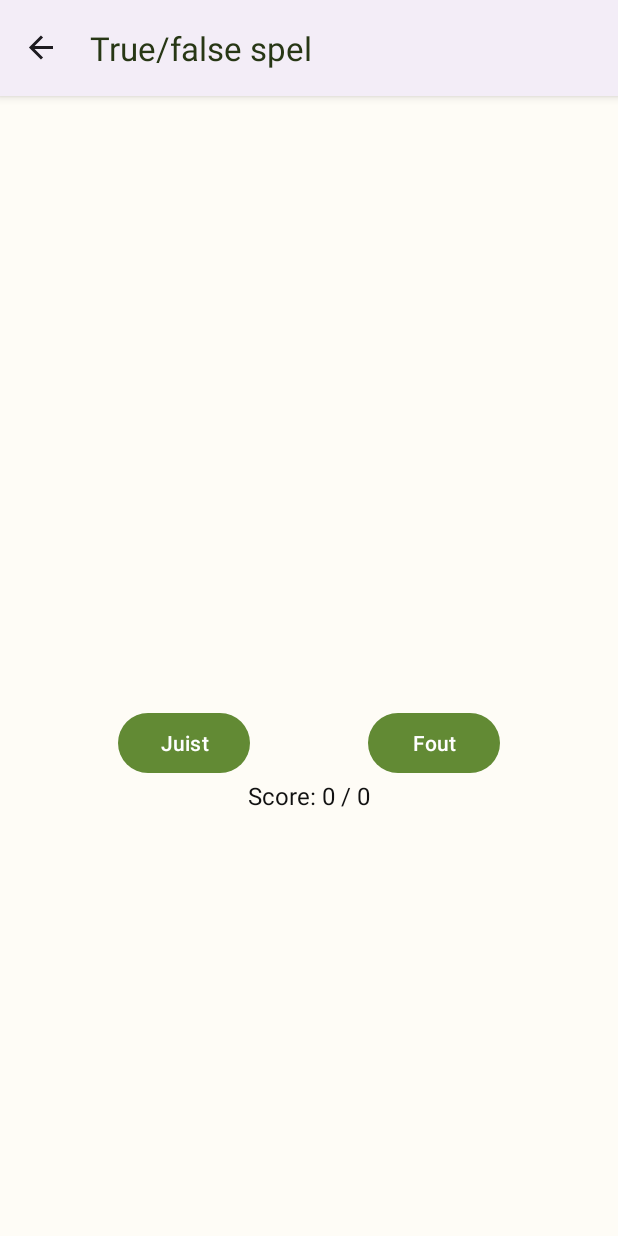
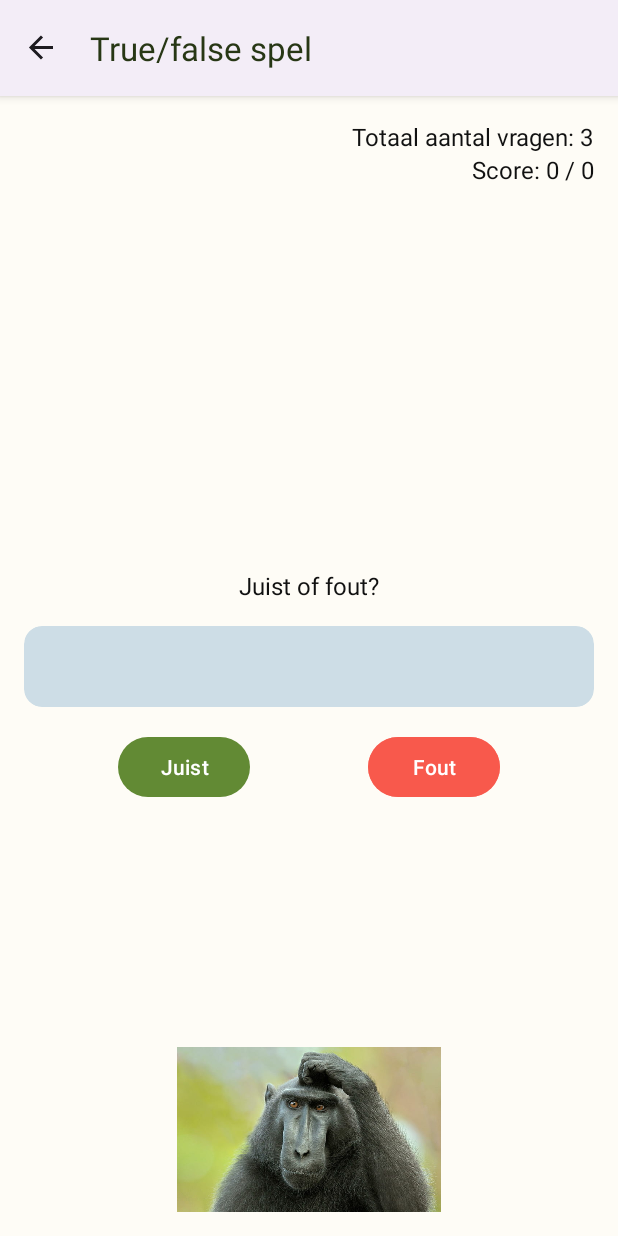
Before and after one commit to HanneVerstraete/Animalia, an Android app: the TruefalseFragment screen opened through its navigation route, on a phone screen of 412 x 824 dp. Run offline under Robolectric (Android 15) with nearby library versions, the phone set to English and light mode, and no system bars; our stand-ins replace Room's generated code, Timber, data binding, navigation-ui; 9 statements that could not run were skipped.

Commit message:
feature true/false game: improve layout

```diff
--- a/app/src/main/res/layout/fragment_truefalse.xml
+++ b/app/src/main/res/layout/fragment_truefalse.xml
@@ -18,18 +18,67 @@
         android:orientation="vertical"
         tools:context=".MainActivity">
 
-
         <TextView
-            android:id="@+id/lesson_textview"
+            android:id="@+id/lesson_total_questions_textview"
             style="@style/text_regular"
             android:layout_width="wrap_content"
             android:layout_height="wrap_content"
-            android:text="@{truefalseViewModel.currentQuestion.question}"
+            android:layout_marginTop="16dp"
+            android:layout_marginEnd="16dp"
+            android:text="@string/textview_total_questions"
+            app:layout_constraintEnd_toEndOf="parent"
+            app:layout_constraintTop_toTopOf="parent"
+            tools:text="Totaal aantal vragen: 3" />
+
+        <TextView
+            android:id="@+id/lesson_score_textview"
+            style="@style/text_regular"
+            android:layout_width="wrap_content"
+            android:layout_height="wrap_content"
+            android:layout_marginEnd="16dp"
+            android:text="@{@string/textview_score(truefalseViewModel.goodQuestions, truefalseViewModel.numberOfQuestionsAsked)}"
+            app:layout_constraintEnd_toEndOf="parent"
+            app:layout_constraintTop_toBottomOf="@+id/lesson_total_questions_textview"
+            tools:text="Score 1/2" />
+
+        <TextView
+            style="@style/text_regular"
+            android:layout_width="match_parent"
+            android:layout_height="wrap_content"
+            android:layout_margin="16dp"
+            android:text="@string/true_or_false"
+            android:textAlignment="center"
+            app:layout_constraintBottom_toTopOf="@+id/lesson_textview"
+            app:layout_constraintEnd_toEndOf="parent"
+            app:layout_constraintStart_toStartOf="parent"
+            tools:text="Is dit juist of fout?" />
+
+        <com.google.android.material.card.MaterialCardView
+            android:id="@+id/lesson_textview"
+            style="?attr/materialCardViewFilledStyle"
+            android:layout_width="match_parent"
+            android:layout_height="wrap_content"
+            android:layout_margin="16dp"
+            app:cardBackgroundColor="@color/secondaryLigthColor"
             app:layout_constraintBottom_toBottomOf="parent"
             app:layout_constraintEnd_toEndOf="parent"
             app:layout_constraintStart_toStartOf="parent"
-            app:layout_constraintTop_toTopOf="parent"
-            tools:text="Is dit juist of fout" />
+            app:layout_constraintTop_toTopOf="parent">
+
+            <TextView
+                style="@style/text_regular"
+                android:layout_width="match_parent"
+                android:layout_height="wrap_content"
+                android:layout_margin="16dp"
+                android:textAlignment="center"
+                android:text="@{truefalseViewModel.currentQuestion.question}"
+                app:layout_constraintBottom_toBottomOf="parent"
+                app:layout_constraintEnd_toEndOf="parent"
+                app:layout_constraintStart_toStartOf="parent"
+                app:layout_constraintTop_toTopOf="parent"
+                tools:text="Dit is de vraag" />
+
+        </com.google.android.material.card.MaterialCardView>
 
         <Button
             android:id="@+id/true_button"
@@ -48,21 +97,20 @@
             android:layout_height="wrap_content"
             android:layout_marginTop="16dp"
             android:onClick="@{()->truefalseViewModel.answerFalse()}"
+            android:backgroundTint="@color/falseButton"
             android:text="@string/button_question_false"
             app:layout_constraintEnd_toEndOf="parent"
             app:layout_constraintStart_toEndOf="@id/true_button"
             app:layout_constraintTop_toBottomOf="@+id/lesson_textview" />
 
-        <TextView
-            android:id="@+id/lesson_score_textview"
-            style="@style/text_regular"
-            android:layout_width="wrap_content"
-            android:layout_height="wrap_content"
-            android:text="@{@string/textview_score(truefalseViewModel.goodQuestions, truefalseViewModel.numberOfQuestionsAsked)}"
+        <ImageView
+            android:layout_width="match_parent"
+            android:layout_height="110dp"
+            android:layout_margin="16dp"
+            android:src="@drawable/monkey_thinking"
+            app:layout_constraintBottom_toBottomOf="parent"
             app:layout_constraintEnd_toEndOf="parent"
-            app:layout_constraintStart_toStartOf="parent"
-            app:layout_constraintTop_toBottomOf="@id/false_button"
-            tools:text="Score 2/3"/>
+            app:layout_constraintStart_toStartOf="parent" />
 
     </androidx.constraintlayout.widget.ConstraintLayout>
 </layout>
--- a/app/src/main/res/values/colors.xml
+++ b/app/src/main/res/values/colors.xml
@@ -18,4 +18,5 @@
 
     <!--    specific color-->
     <color name="textDisabled">#979797</color>
+    <color name="falseButton">#C9F85245</color>
 </resources>
--- a/app/src/main/res/values/strings.xml
+++ b/app/src/main/res/values/strings.xml
@@ -22,6 +22,8 @@
     <string name="quizElement_finished_text">Proficiat, je hebt alle quizvragen afgewerkt!</string>
     <string name="button_lesson_previous">Vorige les</string>
     <string name="time_text">Tijd: %s:%s</string>
+    <string name="textview_total_questions">Totaal aantal vragen: 3</string>
+    <string name="true_or_false">Juist of fout?</string>
 
     <!--    auth0-->
     <string name="auth_client_id">lSTcwHGwt3BGvoUn2DdCNV63JbFotUHt</string>
```
Also changed, not shown: app/src/main/res/drawable-v24/monkey_thinking.jpg (added).
